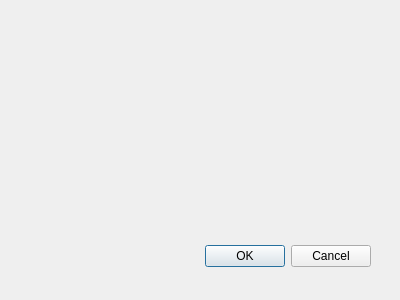
Above: ui/dialogs/artistedit.ui from amirmohsen1384/mockingbird before the change. Below: the same form after it.
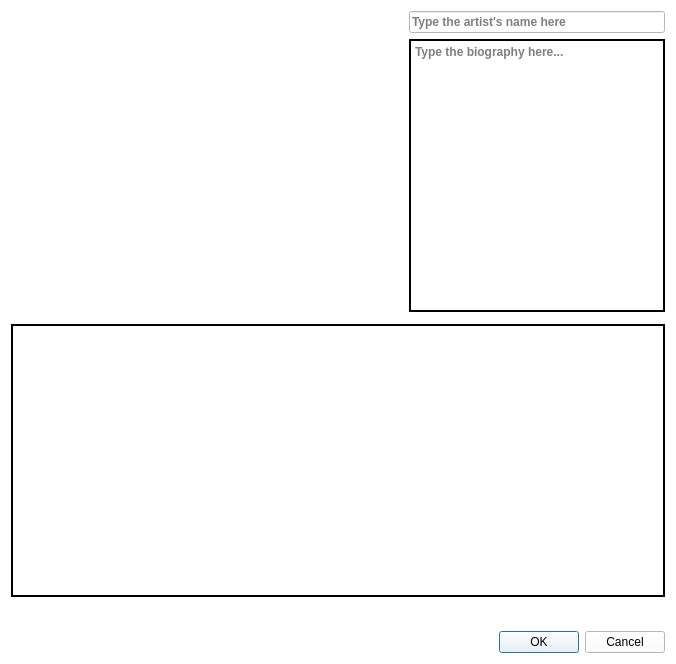
That is the form after the change. Icons and pictures are not drawn. Custom widgets are drawn as their Qt base class.

Commit message: Completed the artist editor

Patch:
```diff
--- a/ui/dialogs/artistedit.ui
+++ b/ui/dialogs/artistedit.ui
@@ -6,31 +6,164 @@
    <rect>
     <x>0</x>
     <y>0</y>
-    <width>400</width>
-    <height>300</height>
+    <width>676</width>
+    <height>664</height>
    </rect>
   </property>
+  <property name="font">
+   <font>
+    <bold>true</bold>
+   </font>
+  </property>
   <property name="windowTitle">
    <string>Dialog</string>
   </property>
-  <widget class="QDialogButtonBox" name="buttonBox">
-   <property name="geometry">
-    <rect>
-     <x>30</x>
-     <y>240</y>
-     <width>341</width>
-     <height>32</height>
-    </rect>
-   </property>
-   <property name="orientation">
-    <enum>Qt::Orientation::Horizontal</enum>
-   </property>
-   <property name="standardButtons">
-    <set>QDialogButtonBox::StandardButton::Cancel|QDialogButtonBox::StandardButton::Ok</set>
-   </property>
-  </widget>
+  <property name="styleSheet">
+   <string notr="true">background-color:white</string>
+  </property>
+  <layout class="QGridLayout" name="gridLayout">
+   <item row="0" column="1" colspan="2">
+    <widget class="QLineEdit" name="nameEdit">
+     <property name="text">
+      <string/>
+     </property>
+     <property name="placeholderText">
+      <string>Type the artist's name here</string>
+     </property>
+    </widget>
+   </item>
+   <item row="1" column="1" colspan="2">
+    <widget class="QTextEdit" name="biographyEdit">
+     <property name="frameShape">
+      <enum>QFrame::Shape::WinPanel</enum>
+     </property>
+     <property name="frameShadow">
+      <enum>QFrame::Shadow::Plain</enum>
+     </property>
+     <property name="placeholderText">
+      <string>Type the biography here...</string>
+     </property>
+    </widget>
+   </item>
+   <item row="4" column="0" colspan="3">
+    <layout class="QHBoxLayout" name="controlLayout">
+     <property name="topMargin">
+      <number>0</number>
+     </property>
+     <item>
+      <spacer name="leftSpacer">
+       <property name="orientation">
+        <enum>Qt::Orientation::Horizontal</enum>
+       </property>
+       <property name="sizeHint" stdset="0">
+        <size>
+         <width>40</width>
+         <height>20</height>
+        </size>
+       </property>
+      </spacer>
+     </item>
+     <item>
+      <widget class="QPushButton" name="addButton">
+       <property name="text">
+        <string/>
+       </property>
+       <property name="icon">
+        <iconset resource="../../resources.qrc">
+         <normaloff>:/images/dialogs/add.png</normaloff>:/images/dialogs/add.png</iconset>
+       </property>
+       <property name="iconSize">
+        <size>
+         <width>32</width>
+         <height>32</height>
+        </size>
+       </property>
+       <property name="flat">
+        <bool>true</bool>
+       </property>
+      </widget>
+     </item>
+     <item>
+      <widget class="QPushButton" name="removeButton">
+       <property name="enabled">
+        <bool>true</bool>
+       </property>
+       <property name="text">
+        <string/>
+       </property>
+       <property name="icon">
+        <iconset resource="../../resources.qrc">
+         <normaloff>:/images/dialogs/delete.png</normaloff>:/images/dialogs/delete.png</iconset>
+       </property>
+       <property name="iconSize">
+        <size>
+         <width>32</width>
+         <height>32</height>
+        </size>
+       </property>
+       <property name="flat">
+        <bool>true</bool>
+       </property>
+      </widget>
+     </item>
+     <item>
+      <spacer name="rightSpacer">
+       <property name="orientation">
+        <enum>Qt::Orientation::Horizontal</enum>
+       </property>
+       <property name="sizeHint" stdset="0">
+        <size>
+         <width>40</width>
+         <height>20</height>
+        </size>
+       </property>
+      </spacer>
+     </item>
+    </layout>
+   </item>
+   <item row="3" column="0" colspan="3">
+    <widget class="QListView" name="playlistView">
+     <property name="frameShape">
+      <enum>QFrame::Shape::WinPanel</enum>
+     </property>
+     <property name="frameShadow">
+      <enum>QFrame::Shadow::Plain</enum>
+     </property>
+     <property name="selectionMode">
+      <enum>QAbstractItemView::SelectionMode::ExtendedSelection</enum>
+     </property>
+    </widget>
+   </item>
+   <item row="0" column="0" rowspan="3">
+    <widget class="ImageView" name="photoView" native="true">
+     <property name="sizePolicy">
+      <sizepolicy hsizetype="Expanding" vsizetype="Expanding">
+       <horstretch>0</horstretch>
+       <verstretch>0</verstretch>
+      </sizepolicy>
+     </property>
+    </widget>
+   </item>
+   <item row="5" column="0" colspan="3">
+    <widget class="QDialogButtonBox" name="controlButtonBox">
+     <property name="standardButtons">
+      <set>QDialogButtonBox::StandardButton::Cancel|QDialogButtonBox::StandardButton::Ok</set>
+     </property>
+    </widget>
+   </item>
+  </layout>
  </widget>
- <resources/>
+ <customwidgets>
+  <customwidget>
+   <class>ImageView</class>
+   <extends>QWidget</extends>
+   <header location="global">include/components/imageview.h</header>
+   <container>1</container>
+  </customwidget>
+ </customwidgets>
+ <resources>
+  <include location="../../resources.qrc"/>
+ </resources>
  <connections>
   <connection>
    <sender>buttonBox</sender>
```
Left out of the diff: 73 changed lines with no effect on the pictures. The commit also changes 2 other files.
